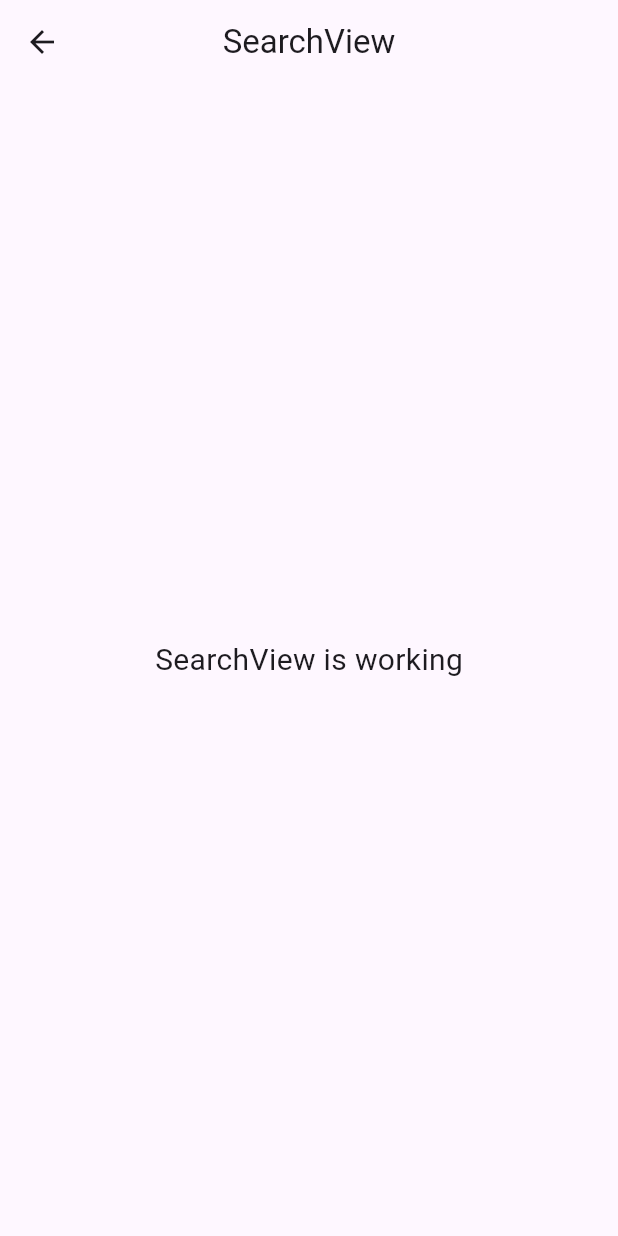
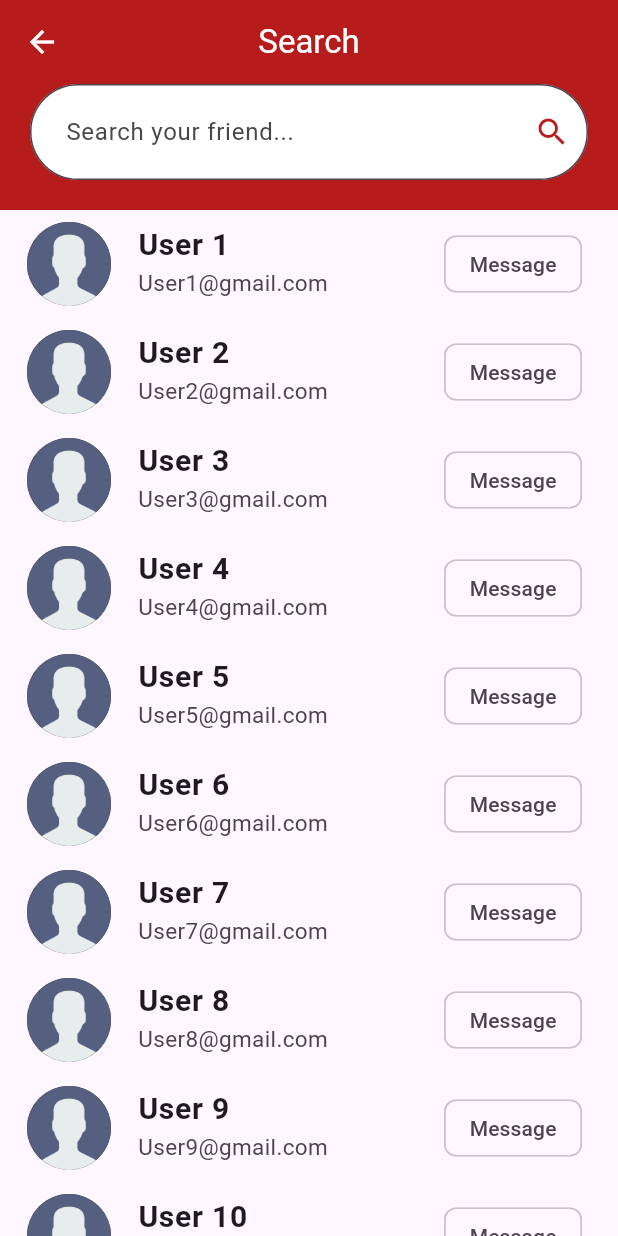
Before and after one commit to iGhost22/ChatApp, a Flutter app: the SearchView screen opened by its route, on a phone screen of 412 x 824 dp. Run offline on Flutter 3.47's test engine with Material 3 defaults, Android fonts, the phone set to English and light mode, and no system bars; our stand-ins replace firebase_core, get, introduction_screen, lottie; accounts and stored records are empty.

Commit message:
Create Search Screen

```diff
--- a/lib/app/modules/search/views/search_view.dart
+++ b/lib/app/modules/search/views/search_view.dart
@@ -1,24 +1,119 @@
+import 'package:chatapp/app/routes/app_pages.dart';
 import 'package:flutter/material.dart';
 
 import 'package:get/get.dart';
+import 'package:lottie/lottie.dart';
 
 import '../controllers/search_controller.dart' as search;
 
 class SearchView extends GetView<SearchController> {
-  const SearchView({Key? key}) : super(key: key);
+  SearchView({Key? key}) : super(key: key);
+
+  final List<Widget> friends = List.generate(
+    20,
+    (index) => ListTile(
+      leading: CircleAvatar(
+        radius: 30,
+        backgroundColor: Colors.black,
+        child: Image.asset(
+          "assets/logo/noimage.png",
+          fit: BoxFit.cover,
+        ),
+      ),
+      title: Text(
+        "User ${index + 1}",
+        style: TextStyle(fontSize: 20, fontWeight: FontWeight.w600),
+      ),
+      subtitle: Text(
+        "User${index + 1}@gmail.com",
+        style: TextStyle(
+          fontSize: 15,
+          fontWeight: FontWeight.w400,
+        ),
+      ),
+      trailing: GestureDetector(
+        onTap: () => Get.toNamed(Routes.CHAT_ROOM),
+        child: Chip(
+          label: Text("Message"),
+        ),
+      ),
+    ),
+  );
+
   @override
   Widget build(BuildContext context) {
     return Scaffold(
-      appBar: AppBar(
-        title: const Text('SearchView'),
-        centerTitle: true,
-      ),
-      body: const Center(
-        child: Text(
-          'SearchView is working',
-          style: TextStyle(fontSize: 20),
+      appBar: PreferredSize(
+        preferredSize: Size.fromHeight(140),
+        child: AppBar(
+          backgroundColor: Colors.red[900],
+          title: const Text(
+            'Search',
+            style: TextStyle(color: Colors.white),
+          ),
+          centerTitle: true,
+          leading: IconButton(
+            onPressed: () => Get.back(),
+            icon: const Icon(
+              Icons.arrow_back,
+              color: Colors.white,
+            ),
+          ),
+          flexibleSpace: Padding(
+            padding: const EdgeInsets.fromLTRB(20, 50, 20, 20),
+            child: Align(
+              alignment: Alignment.bottomCenter,
+              child: TextField(
+                cursorColor: Colors.red[900],
+                decoration: InputDecoration(
+                  fillColor: Colors.white,
+                  filled: true,
+                  border: OutlineInputBorder(
+                    borderRadius: BorderRadius.circular(50),
+                    borderSide: BorderSide(
+                      color: Colors.white,
+                      width: 1,
+                    ),
+                  ),
+                  focusedBorder: OutlineInputBorder(
+                    borderRadius: BorderRadius.circular(50),
+                    borderSide: BorderSide(
+                      color: Colors.white,
+                      width: 1,
+                    ),
+                  ),
+                  hintText: "Search your friend...",
+                  contentPadding: EdgeInsets.symmetric(
+                    horizontal: 20,
+                    vertical: 20,
+                  ),
+                  suffixIcon: InkWell(
+                    borderRadius: BorderRadius.circular(50),
+                    onTap: () {},
+                    child: Icon(
+                      Icons.search,
+                      color: Colors.red[900],
+                    ),
+                  ),
+                ),
+              ),
+            ),
+          ),
         ),
       ),
+      body: friends.length == 0
+          ? Center(
+              child: Container(
+                width: Get.width * 0.7,
+                height: Get.width * 0.7,
+                child: Lottie.asset("assets/lottie/empty.json"),
+              ),
+            )
+          : ListView.builder(
+              padding: EdgeInsets.zero,
+              itemCount: friends.length,
+              itemBuilder: (context, index) => friends[index],
+            ),
     );
   }
 }
--- a/lib/app/routes/app_pages.dart
+++ b/lib/app/routes/app_pages.dart
@@ -55,7 +55,7 @@ class AppPages {
     ),
     GetPage(
       name: _Paths.SEARCH,
-      page: () => const SearchView(),
+      page: () => SearchView(),
       binding: SearchBinding(),
     ),
   ];
--- a/lib/main.dart
+++ b/lib/main.dart
@@ -35,7 +35,7 @@ class myApp extends StatelessWidget {
         if (snapshot.connectionState == ConnectionState.done) {
           return GetMaterialApp(
             title: "Chat Application",
-            initialRoute: Routes.HOME,
+            initialRoute: Routes.SEARCH,
             getPages: AppPages.routes,
           );
 
```
